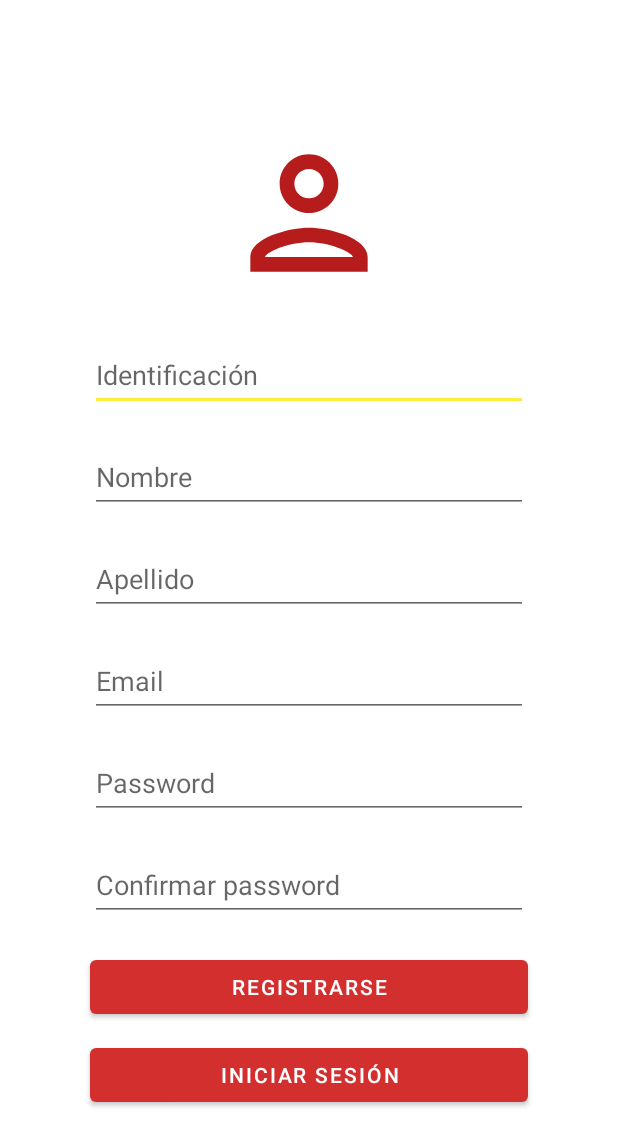
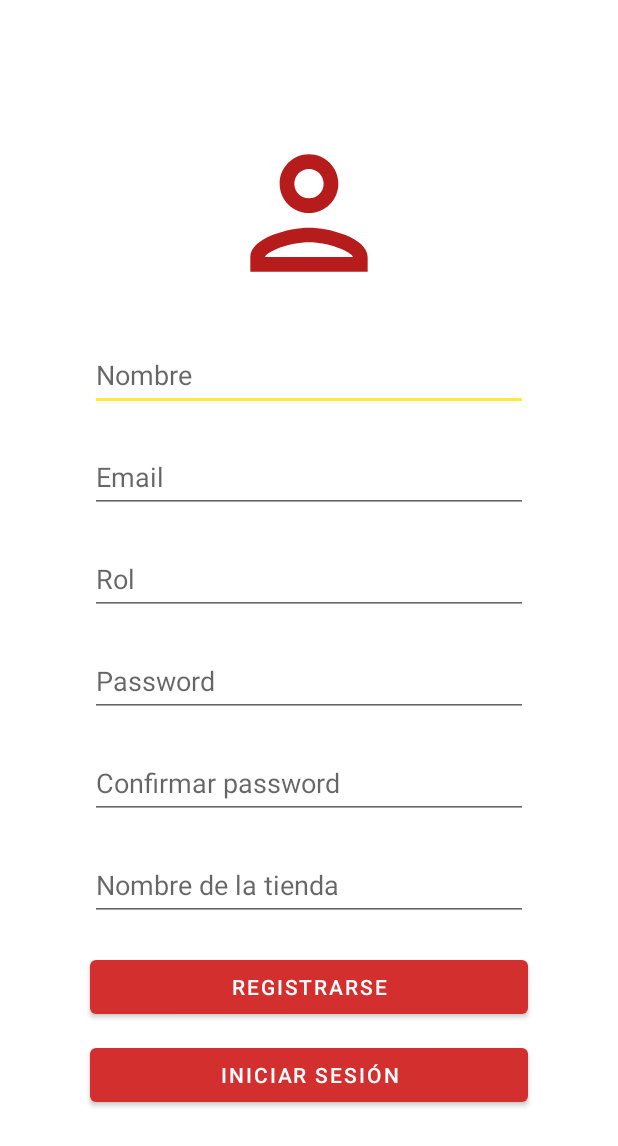
Before and after one commit to jeoanan/compratodo_Android, an Android app: the RegisterActivity screen opened directly, with no data from a screen before it, after a tap on "REGISTRARSE", on a phone screen of 412 x 824 dp. Shown: the top 1146 px of the screen. Run offline under Robolectric (Android 15) with nearby library versions, the phone set to English and light mode, and no system bars; our stand-ins replace Firebase (no records; nobody signed in at launch, a user with empty details on screens opened directly).

Commit message:
Login views

```diff
--- a/app/build.gradle
+++ b/app/build.gradle
@@ -26,6 +26,10 @@ android {
         sourceCompatibility JavaVersion.VERSION_1_8
         targetCompatibility JavaVersion.VERSION_1_8
     }
+
+    viewBinding{
+        enabled=true
+    }
 }
 
 dependencies {
--- a/app/src/main/java/com/cesde/compratodo/RegisterActivity.java
+++ b/app/src/main/java/com/cesde/compratodo/RegisterActivity.java
@@ -5,15 +5,13 @@ import androidx.appcompat.app.AppCompatActivity;
 
 import android.content.Intent;
 import android.os.Bundle;
-import android.util.Log;
 import android.view.View;
 import android.widget.Button;
 import android.widget.EditText;
 import android.widget.Toast;
 
+import com.cesde.compratodo.databinding.ActivityRegisterBinding;
 import com.google.android.gms.tasks.OnCompleteListener;
-import com.google.android.gms.tasks.OnFailureListener;
-import com.google.android.gms.tasks.OnSuccessListener;
 import com.google.android.gms.tasks.Task;
 import com.google.firebase.firestore.CollectionReference;
 import com.google.firebase.firestore.DocumentReference;
@@ -22,6 +20,8 @@ import com.google.firebase.firestore.FirebaseFirestore;
 
 import java.util.HashMap;
 import java.util.Map;
+import java.util.regex.Matcher;
+import java.util.regex.Pattern;
 
 public class RegisterActivity extends AppCompatActivity implements View.OnClickListener{
 
@@ -29,17 +29,20 @@ public class RegisterActivity extends AppCompatActivity implements View.OnClickL
     EditText etIdR, etNameR, etLastnameR, etEmailR, etPasswordR, etPasswordConR;
     Button btnRegisterR, btnLoginR;
     FirebaseFirestore db = FirebaseFirestore.getInstance();
+    private ActivityRegisterBinding binding;
+
     @Override
     protected void onCreate(Bundle savedInstanceState) {
         super.onCreate(savedInstanceState);
         setContentView(R.layout.activity_register);
         getSupportActionBar().hide();
+        binding = ActivityRegisterBinding.inflate(getLayoutInflater());
+        View view = binding.getRoot();
+        setContentView(view);
 
 
-        etIdR = findViewById(R.id.etIdR);
-        etNameR = findViewById(R.id.etNameR);
-        etLastnameR = findViewById(R.id.etLastnameR);
-        etEmailR = findViewById(R.id.etEmailR);
+        etIdR = findViewById(R.id.etRoleR);
+        etLastnameR = findViewById(R.id.etShopR);
         etPasswordR = findViewById(R.id.etPasswordR);
         etPasswordConR = findViewById(R.id.etPasswordConR);
         btnRegisterR = findViewById(R.id.btnRegisterR);
@@ -48,12 +51,12 @@ public class RegisterActivity extends AppCompatActivity implements View.OnClickL
 
     @Override
     public void onClick(View view) {
-        String id = etIdR.getText().toString();
-        String name = etNameR.getText().toString();
-        String lastname = etLastnameR.getText().toString();
-        String email = etEmailR.getText().toString().toLowerCase();
-        String password = etPasswordR.getText().toString();
-        String confpassword = etPasswordConR.getText().toString();
+        String name = binding.etNameR.getText().toString();
+        String email = binding.etEmailR.getText().toString().toLowerCase();
+        String role = binding.etRoleR.getText().toString();
+        String password = binding.etPasswordR.getText().toString();
+        String confpassword = binding.etPasswordConR.getText().toString();
+        String shop = binding.etShopR.getText().toString();
 
         switch (view.getId()){
 
@@ -63,67 +66,27 @@ public class RegisterActivity extends AppCompatActivity implements View.OnClickL
                 startActivity(openLogin);
                 break;
             case R.id.btnRegisterR:
-                if (id.isEmpty()){
-                    Toast.makeText(getApplicationContext(), "La identificación no puede estar vacía", Toast.LENGTH_SHORT).show();
-                } else if(name.isEmpty()){
+                if (name.isEmpty()){
                     Toast.makeText(getApplicationContext(), "El nombre no puede estar vacío", Toast.LENGTH_SHORT).show();
-                } else if(lastname.equals("")){
-                    Toast.makeText(getApplicationContext(), "El apellido no puede estar vacío", Toast.LENGTH_SHORT).show();
-                } else if(email.equals("")){
+                } else if(email.isEmpty()){
                     Toast.makeText(getApplicationContext(), "El correo no puede estar vacío", Toast.LENGTH_SHORT).show();
-                } else if (password.equals("")){
+                } else if(role.equals("")){
+                    Toast.makeText(getApplicationContext(), "El rol no puede estar vacío", Toast.LENGTH_SHORT).show();
+                } else if(password.equals("")){
+                    Toast.makeText(getApplicationContext(), "El correo no puede estar vacío", Toast.LENGTH_SHORT).show();
+                } else if (confpassword.equals("")){
                     Toast.makeText(getApplicationContext(), "La contraseña no puede estar vacia", Toast.LENGTH_SHORT).show();
-                }else {
+                } else {
                     if(email.length() < 13){
                         Toast.makeText(getApplicationContext(), "el email es demasiado corto", Toast.LENGTH_SHORT).show();
                     } else {
-                        int contador = 0;
-                        for (int i=0;i<email.length();i++){
-                            char position = email.charAt(i);
-                            String letra = String.valueOf(position);
-                            if (letra.contains("@") || letra.contains(".")){
-                                contador++;
-                            }
-                        }
+                        Pattern pat = Pattern.compile("[A-z0-9_+\\-*/]+@[A-z0-9]+\\.[A-z.]+");
+                        Matcher mat = pat.matcher(email);
 
-                        if (contador < 2){
-                            Toast.makeText(getApplicationContext(), "El correo no tiene @ o .com", Toast.LENGTH_SHORT).show();
-                        }
-                        else {
-                            if (password.length() < 9) {
-                                Toast.makeText(getApplicationContext(), "La contraseña es demasiado corta", Toast.LENGTH_SHORT).show();
-                            } else if (!password.equals(confpassword)) {
-                                Toast.makeText(getApplicationContext(), "Las contraseñas no coinciden", Toast.LENGTH_SHORT).show();
-                            } else {
-                                DocumentReference docRef = db.collection("users").document(email);
-                                docRef.get().addOnCompleteListener(new OnCompleteListener<DocumentSnapshot>() {
-                                    @Override
-                                    public void onComplete(@NonNull Task<DocumentSnapshot> task) {
-                                        if (task.isSuccessful()) {
-                                            DocumentSnapshot document = task.getResult();
-                                            if (document.exists()) {
-                                                Toast.makeText(getApplicationContext(), "El correo ya existe intentelo nuevamente", Toast.LENGTH_SHORT).show();
-                                            } else {
-                                                CollectionReference users = db.collection("users");
-
-                                                Map<String, Object> user = new HashMap<>();
-                                                user.put("idUser", id);
-                                                user.put("name", name);
-                                                user.put("lastname", lastname);
-                                                user.put("email", email);
-                                                user.put("password", password);
-                                                users.document(email).set(user);
-
-                                                Toast.makeText(getApplicationContext(), "Usurio registrado", Toast.LENGTH_SHORT).show();
-
-                                            }
-                                        } else {
-                                            Toast.makeText(getApplicationContext(), "Conexion Fallida", Toast.LENGTH_SHORT).show();
-                                        }
-                                    }
-                                });
-
-                            }
+                        if(mat.find()){
+                            Toast.makeText(getApplicationContext(), "Correo Valido", Toast.LENGTH_SHORT).show();
+                        }else{
+                            Toast.makeText(getApplicationContext(), "Correo Invalido", Toast.LENGTH_SHORT).show();
                         }
                     }
                 }
--- a/app/src/main/res/layout-land/activity_register.xml
+++ b/app/src/main/res/layout-land/activity_register.xml
@@ -7,38 +7,34 @@
     tools:context=".RegisterActivity">
 
     <LinearLayout
-        android:layout_width="247dp"
-        android:layout_height="639dp"
+        android:layout_width="0dp"
+        android:layout_height="0dp"
+        android:gravity="center_vertical"
         android:orientation="vertical"
         app:layout_constraintBottom_toBottomOf="parent"
         app:layout_constraintEnd_toEndOf="parent"
         app:layout_constraintStart_toStartOf="parent"
         app:layout_constraintTop_toTopOf="parent">
 
-        <EditText
-            android:id="@+id/etIdR"
+        <ImageView
+            android:id="@+id/ivRegisterIcon"
             android:layout_width="match_parent"
-            android:layout_height="wrap_content"
-            android:ems="10"
-            android:hint="@string/et_id"
-            android:inputType="textPersonName"
-            android:minHeight="48dp" />
+            android:layout_height="117dp"
+            android:layout_marginBottom="15dp"
+            android:contentDescription="@string/btn_register"
+            app:srcCompat="@drawable/ic_login_icon"
+            app:tint="@color/dark_purple" />
 
         <EditText
             android:id="@+id/etNameR"
             android:layout_width="match_parent"
             android:layout_height="wrap_content"
+            android:layout_marginLeft="60dp"
+            android:layout_marginTop="10dp"
+            android:layout_marginRight="60dp"
+            android:layout_marginBottom="10dp"
             android:ems="10"
             android:hint="@string/et_name"
-            android:inputType="textPersonName"
-            android:minHeight="48dp" />
-
-        <EditText
-            android:id="@+id/etLastnameR"
-            android:layout_width="match_parent"
-            android:layout_height="wrap_content"
-            android:ems="10"
-            android:hint="@string/et_lastname"
             android:inputType="textPersonName"
             android:minHeight="48dp" />
 
@@ -46,8 +42,25 @@
             android:id="@+id/etEmailR"
             android:layout_width="match_parent"
             android:layout_height="wrap_content"
+            android:layout_marginLeft="60dp"
+            android:layout_marginTop="10dp"
+            android:layout_marginRight="60dp"
+            android:layout_marginBottom="10dp"
             android:ems="10"
             android:hint="@string/et_email"
+            android:inputType="textPersonName"
+            android:minHeight="48dp" />
+
+        <EditText
+            android:id="@+id/etRoleR"
+            android:layout_width="match_parent"
+            android:layout_height="wrap_content"
+            android:layout_marginLeft="60dp"
+            android:layout_marginTop="10dp"
+            android:layout_marginRight="60dp"
+            android:layout_marginBottom="10dp"
+            android:ems="10"
+            android:hint="@string/et_role"
             android:inputType="textPersonName"
             android:minHeight="48dp" />
 
@@ -55,6 +68,10 @@
             android:id="@+id/etPasswordR"
             android:layout_width="match_parent"
             android:layout_height="wrap_content"
+            android:layout_marginLeft="60dp"
+            android:layout_marginTop="10dp"
+            android:layout_marginRight="60dp"
+            android:layout_marginBottom="10dp"
             android:ems="10"
             android:hint="@string/et_password"
             android:inputType="textPassword"
@@ -64,21 +81,47 @@
             android:id="@+id/etPasswordConR"
             android:layout_width="match_parent"
             android:layout_height="wrap_content"
+            android:layout_marginLeft="60dp"
+            android:layout_marginTop="10dp"
+            android:layout_marginRight="60dp"
+            android:layout_marginBottom="10dp"
             android:ems="10"
             android:hint="@string/et_passwordConf"
             android:inputType="textPassword"
+            android:minHeight="48dp" />
+
+        <EditText
+            android:id="@+id/etShopR"
+            android:layout_width="match_parent"
+            android:layout_height="wrap_content"
+            android:layout_marginLeft="60dp"
+            android:layout_marginTop="10dp"
+            android:layout_marginRight="60dp"
+            android:layout_marginBottom="10dp"
+            android:ems="10"
+            android:hint="@string/et_shop"
+            android:inputType="textPersonName"
             android:minHeight="48dp" />
 
         <Button
             android:id="@+id/btnRegisterR"
             android:layout_width="match_parent"
             android:layout_height="wrap_content"
+            android:layout_marginLeft="60dp"
+            android:layout_marginTop="10dp"
+            android:layout_marginRight="60dp"
+            android:layout_marginBottom="5dp"
+            android:onClick="onClick"
             android:text="@string/btn_register" />
 
         <Button
             android:id="@+id/btnLoginR"
             android:layout_width="match_parent"
             android:layout_height="wrap_content"
+            android:layout_marginLeft="60dp"
+            android:layout_marginTop="5dp"
+            android:layout_marginRight="60dp"
+            android:onClick="onClick"
             android:text="@string/btn_login" />
     </LinearLayout>
 </androidx.constraintlayout.widget.ConstraintLayout>
--- a/app/src/main/res/layout/activity_register.xml
+++ b/app/src/main/res/layout/activity_register.xml
@@ -26,19 +26,6 @@
             app:tint="@color/dark_purple" />
 
         <EditText
-            android:id="@+id/etIdR"
-            android:layout_width="match_parent"
-            android:layout_height="wrap_content"
-            android:layout_marginLeft="60dp"
-            android:layout_marginTop="10dp"
-            android:layout_marginRight="60dp"
-            android:layout_marginBottom="10dp"
-            android:ems="10"
-            android:hint="@string/et_id"
-            android:inputType="textPersonName"
-            android:minHeight="48dp" />
-
-        <EditText
             android:id="@+id/etNameR"
             android:layout_width="match_parent"
             android:layout_height="wrap_content"
@@ -52,19 +39,6 @@
             android:minHeight="48dp" />
 
         <EditText
-            android:id="@+id/etLastnameR"
-            android:layout_width="match_parent"
-            android:layout_height="wrap_content"
-            android:layout_marginLeft="60dp"
-            android:layout_marginTop="10dp"
-            android:layout_marginRight="60dp"
-            android:layout_marginBottom="10dp"
-            android:ems="10"
-            android:hint="@string/et_lastname"
-            android:inputType="textPersonName"
-            android:minHeight="48dp" />
-
-        <EditText
             android:id="@+id/etEmailR"
             android:layout_width="match_parent"
             android:layout_height="wrap_content"
@@ -74,6 +48,19 @@
             android:layout_marginBottom="10dp"
             android:ems="10"
             android:hint="@string/et_email"
+            android:inputType="textPersonName"
+            android:minHeight="48dp" />
+
+        <EditText
+            android:id="@+id/etRoleR"
+            android:layout_width="match_parent"
+            android:layout_height="wrap_content"
+            android:layout_marginLeft="60dp"
+            android:layout_marginTop="10dp"
+            android:layout_marginRight="60dp"
+            android:layout_marginBottom="10dp"
+            android:ems="10"
+            android:hint="@string/et_role"
             android:inputType="textPersonName"
             android:minHeight="48dp" />
 
@@ -103,6 +90,19 @@
             android:inputType="textPassword"
             android:minHeight="48dp" />
 
+        <EditText
+            android:id="@+id/etShopR"
+            android:layout_width="match_parent"
+            android:layout_height="wrap_content"
+            android:layout_marginLeft="60dp"
+            android:layout_marginTop="10dp"
+            android:layout_marginRight="60dp"
+            android:layout_marginBottom="10dp"
+            android:ems="10"
+            android:hint="@string/et_shop"
+            android:inputType="textPersonName"
+            android:minHeight="48dp" />
+
         <Button
             android:id="@+id/btnRegisterR"
             android:layout_width="match_parent"
--- a/app/src/main/res/values/strings.xml
+++ b/app/src/main/res/values/strings.xml
@@ -2,9 +2,9 @@
     <string name="app_name">CompraTodo</string>
     <string name="btn_login">Iniciar Sesión</string>
     <string name="btn_register">Registrarse</string>
-    <string name="et_id">Identificación</string>
+    <string name="et_role">Rol</string>
     <string name="et_name">Nombre</string>
-    <string name="et_lastname">Apellido</string>
+    <string name="et_shop">Nombre de la tienda</string>
     <string name="et_email">Email</string>
     <string name="et_password">Password</string>
     <string name="et_passwordConf">Confirmar password</string>
--- a/build.gradle
+++ b/build.gradle
@@ -5,7 +5,7 @@ buildscript {
         mavenCentral()
     }
     dependencies {
-        classpath "com.android.tools.build:gradle:7.0.2"
+        classpath 'com.android.tools.build:gradle:7.0.3'
         classpath 'com.google.gms:google-services:4.3.10'
 
         // NOTE: Do not place your application dependencies here; they belong
```
Also changed, not shown: app/src/main/java/com/cesde/compratodo/MainActivity.java (+36 -13 lines), app/src/main/res/layout-land/activity_main.xml (+72 -8 lines), app/src/main/res/layout/activity_main.xml (+49 -19 lines).
